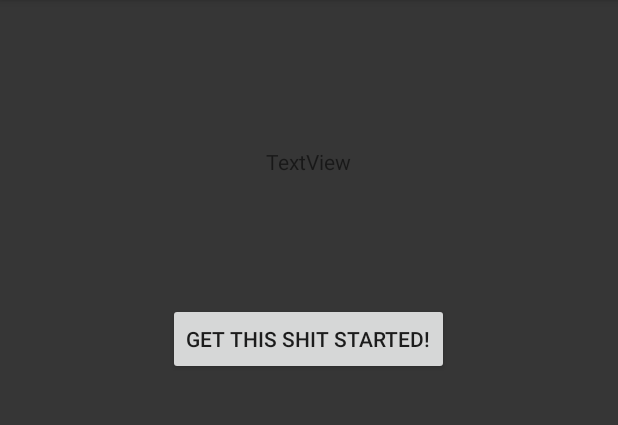
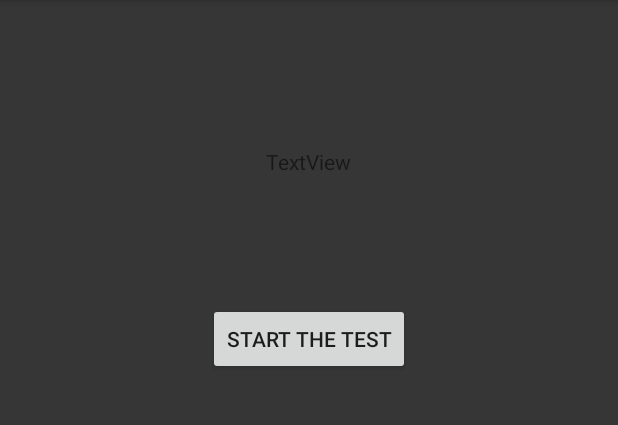
Before and after one commit to jaemoonpark/TapDemo, an Android app: the screen it shows after launch (WelcomeActivity), on a phone screen of 412 x 824 dp, the part 84-509 px from its top. Run offline under Robolectric (Android 15) with nearby library versions, the phone set to English and light mode, and no system bars.

```diff
--- a/app/src/main/res/values/strings.xml
+++ b/app/src/main/res/values/strings.xml
@@ -1,5 +1,5 @@
 <resources>
     <string name="app_name">Pilot</string>
-    <string name="button_send">Get this shit started!</string>
+    <string name="button_send">Start The Test</string>
 
 </resources>
```
Also changed, not shown: app/src/main/java/com/example/pilot/TapTestActivity.java (+27 -12 lines).
